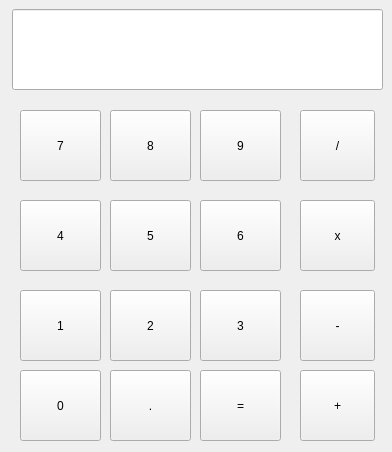
This is uis/new_calculator.ui in JordanLeich/Ultimate-Calculator as Qt 5 draws it before an edit. The edited form follows.
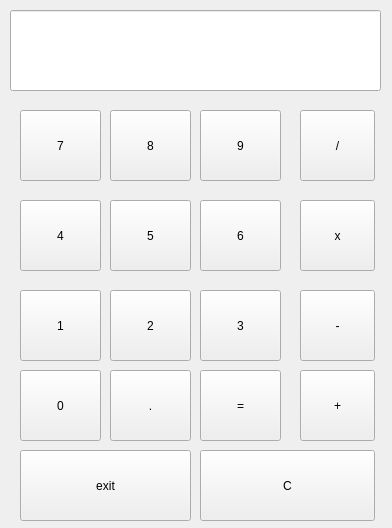
This is the edited form.

Commit message: Added Exit and Clear function to new calculator GUI. Handle Input errors in new_calculator.py

```diff
--- a/uis/new_calculator.ui
+++ b/uis/new_calculator.ui
@@ -7,7 +7,7 @@
     <x>0</x>
     <y>0</y>
     <width>392</width>
-    <height>452</height>
+    <height>528</height>
    </rect>
   </property>
   <property name="windowTitle">
@@ -16,16 +16,6 @@
   <property name="styleSheet">
    <string notr="true">font: 15pt &quot;MS Shell Dlg 2&quot;;</string>
   </property>
-  <widget class="QLineEdit" name="lineEdit">
-   <property name="geometry">
-    <rect>
-     <x>12</x>
-     <y>9</y>
-     <width>371</width>
-     <height>81</height>
-    </rect>
-   </property>
-  </widget>
   <widget class="QPushButton" name="seven">
    <property name="geometry">
     <rect>
@@ -234,6 +224,48 @@
     <string>+</string>
    </property>
   </widget>
+  <widget class="QLineEdit" name="lineEdit">
+   <property name="enabled">
+    <bool>true</bool>
+   </property>
+   <property name="geometry">
+    <rect>
+     <x>10</x>
+     <y>10</y>
+     <width>371</width>
+     <height>81</height>
+    </rect>
+   </property>
+   <property name="clearButtonEnabled">
+    <bool>false</bool>
+   </property>
+  </widget>
+  <widget class="QPushButton" name="exit">
+   <property name="geometry">
+    <rect>
+     <x>20</x>
+     <y>450</y>
+     <width>171</width>
+     <height>71</height>
+    </rect>
+   </property>
+   <property name="text">
+    <string>exit</string>
+   </property>
+  </widget>
+  <widget class="QPushButton" name="clear">
+   <property name="geometry">
+    <rect>
+     <x>200</x>
+     <y>450</y>
+     <width>175</width>
+     <height>71</height>
+    </rect>
+   </property>
+   <property name="text">
+    <string>C</string>
+   </property>
+  </widget>
  </widget>
  <resources/>
  <connections/>
```
The commit also changes 2 other files.
